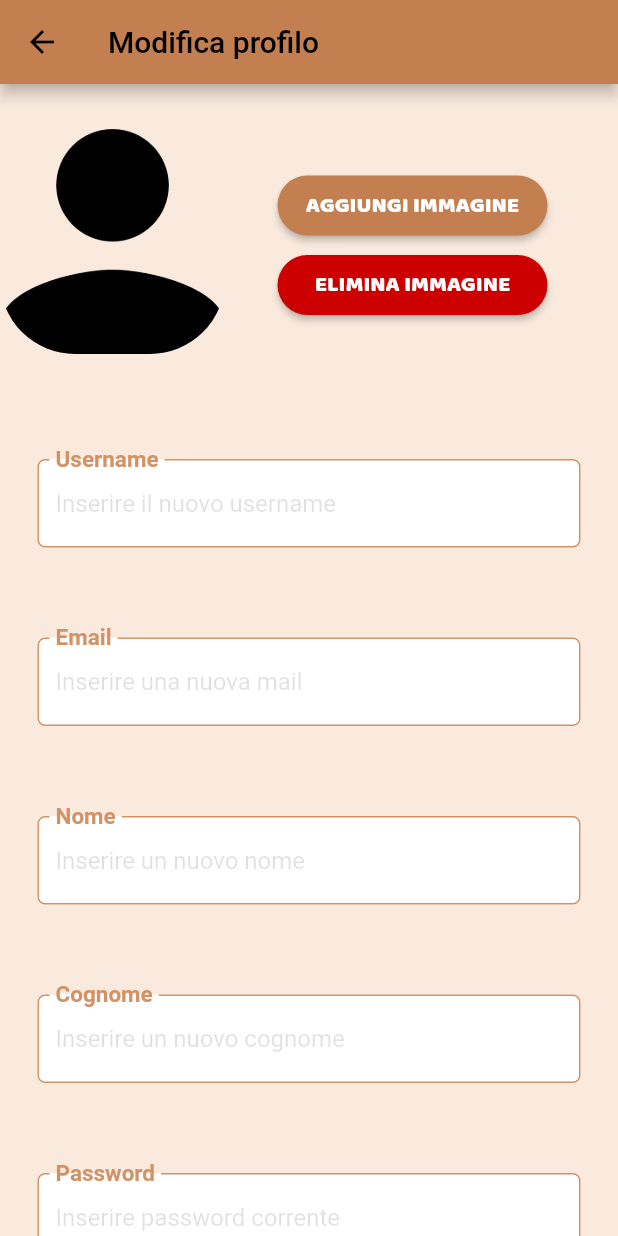
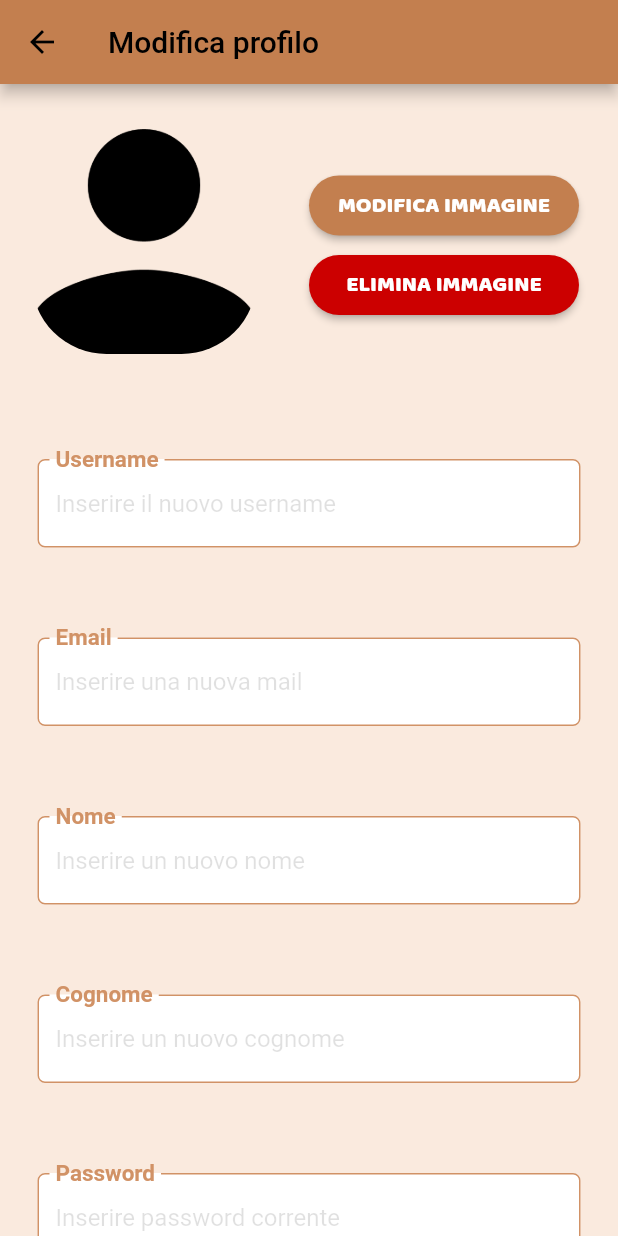
Before and after one commit to marcopmartino/houseoftasty_flutter, a Flutter app: the ProfileDetailsPage screen opened directly, after a tap on the "edit" icon, on a phone screen of 412 x 824 dp. Run offline on Flutter 3.47's test engine with Material 2 defaults, Android fonts, the light colour scheme and no system bars; our stand-ins replace cloud_firestore, firebase_auth, firebase_core, firebase_storage, image_picker; accounts and stored records are empty; project files that could hold a hidden picture were left out.

Commit message:
Modifica elementi grafici parte Profilo e Prodotti

```diff
--- a/lib/network/RecipeNetwork.dart
+++ b/lib/network/RecipeNetwork.dart
@@ -20,7 +20,7 @@ class RecipeNetwork {
         isEqualTo: FirebaseAuth.instance.currentUserId).get();
   }
 
-  static Stream<QuerySnapshot<Object?>> getCurrentUserRecipesPublish() {
+  static Stream<QuerySnapshot<Object?>> getCurrentUserPublishedRecipes() {
     return _recipesReference.where('idCreatore',
         isEqualTo: FirebaseAuth.instance.currentUserId).where('boolPubblicata', isEqualTo: true).snapshots();
   }
--- a/lib/view/page/ProfileDetailsPage.dart
+++ b/lib/view/page/ProfileDetailsPage.dart
@@ -1,8 +1,7 @@
 import 'package:cloud_firestore/cloud_firestore.dart';
 import 'package:flutter/material.dart';
 import 'package:houseoftasty/network/ProfileNetwork.dart';
-import 'package:houseoftasty/network/RecipeNetwork.dart';
-import 'package:houseoftasty/utility/Extensions.dart';
+import 'package:houseoftasty/utility/AppFontWeight.dart';
 import 'package:houseoftasty/utility/StreamBuilders.dart';
 import 'package:houseoftasty/view/page/ProfileEditPage.dart';
 import 'package:houseoftasty/view/widget/CustomEdgeInsets.dart';
@@ -13,7 +12,6 @@ import '../../utility/Navigation.dart';
 import '../../view/widget/CustomScaffold.dart';
 import '../widget/FloatingButtons.dart';
 import '../widget/TextWidgets.dart';
-import 'RecipeFormPage.dart';
 
 class ProfileDetailsPage extends StatefulWidget {
 
@@ -64,41 +62,41 @@ class _ProfileDetailsPage extends State<ProfileDetailsPage> {
                         // Sezione Username
                         Padding(
                             padding: CustomEdgeInsets.exceptBottom(16), // Spaziatura esterna
-                            child: TitleWidget('Username', fontSize: 18)
+                            child: SubtitleWidget('Username')
                         ),
                         Padding(
                             padding: CustomEdgeInsets.only(left:16, right:16), // Spaziatura esterna
-                            child: TextWidget(data['username'], fontSize: 14)
+                            child: TextWidget(data['username'], fontSize: 15, fontWeight: AppFontWeight.medium)
                         ),
 
                         // Sezione email
                         Padding(
                             padding: CustomEdgeInsets.exceptBottom(16), // Spaziatura esterna
-                            child: TitleWidget('Email', fontSize: 18)
+                            child: SubtitleWidget('Email')
                         ),
                         Padding(
                           padding: CustomEdgeInsets.only(left:16, right:16),  // Spaziatura esterna
-                          child: TextWidget(data['email'], fontSize: 14)
+                          child: TextWidget(data['email'], fontSize: 15, fontWeight: AppFontWeight.medium)
                         ),
 
                         // Sezione nome
                         Padding(
                             padding: CustomEdgeInsets.exceptBottom(16), // Spaziatura esterna
-                            child: TitleWidget('Nome', fontSize: 18)
+                            child: SubtitleWidget('Nome')
                         ),
                         Padding(
                           padding: CustomEdgeInsets.only(left:16, right:16),  // Spaziatura esterna
-                          child: TextWidget(data['nome'], fontSize: 14)
+                          child: TextWidget(data['nome'], fontSize: 15, fontWeight: AppFontWeight.medium)
                         ),
 
                         // Sezione cognome
                         Padding(
                             padding: CustomEdgeInsets.exceptBottom(16), // Spaziatura esterna
-                            child: TitleWidget('Cognome', fontSize: 18)
+                            child: SubtitleWidget('Cognome')
                         ),
                         Padding(
                             padding: CustomEdgeInsets.only(left:16, right:16, bottom:16),  // Spaziatura esterna
-                            child: TextWidget(data['cognome'], fontSize: 14)
+                            child: TextWidget(data['cognome'], fontSize: 15, fontWeight: AppFontWeight.medium)
                         ),
 
                         Container(
@@ -112,61 +110,61 @@ class _ProfileDetailsPage extends State<ProfileDetailsPage> {
                         // Sezione visualizzazioni profilo
                         Padding(
                             padding: CustomEdgeInsets.exceptBottom(16), // Spaziatura esterna
-                            child: TitleWidget('Visualizzazioni profilo', fontSize: 18)
+                            child: SubtitleWidget('Visualizzazioni profilo')
                         ),
                         Padding(
                             padding: CustomEdgeInsets.only(left:16, right:16), // Spaziatura esterna
-                            child: TextWidget('123', fontSize: 14)
+                            child: TextWidget('123', fontSize: 15, fontWeight: AppFontWeight.medium)
                         ),
 
                         // Sezione ricette pubblicate
                         Padding(
                             padding: CustomEdgeInsets.exceptBottom(16), // Spaziatura esterna
-                            child: TitleWidget('Ricette pubblicate', fontSize: 18)
+                            child: SubtitleWidget('Ricette pubblicate')
                         ),
                         Padding(
                             padding: CustomEdgeInsets.only(left:16, right:16),  // Spaziatura esterna
-                            child: TextWidget('123', fontSize: 14)
+                            child: TextWidget('123', fontSize: 15, fontWeight: AppFontWeight.medium)
                         ),
 
                         // Sezione totale visualizzazioni ricette
                         Padding(
                             padding: CustomEdgeInsets.exceptBottom(16), // Spaziatura esterna
-                            child: TitleWidget('Totale visualizzazioni ricette', fontSize: 18)
+                            child: SubtitleWidget('Totale visualizzazioni ricette')
                         ),
                         Padding(
                             padding: CustomEdgeInsets.only(left:16, right:16),  // Spaziatura esterna
-                            child: TextWidget('123', fontSize: 14)
+                            child: TextWidget('123', fontSize: 15, fontWeight: AppFontWeight.medium)
                         ),
 
                         // Sezione totale mi piace ricette
                         Padding(
                             padding: CustomEdgeInsets.exceptBottom(16), // Spaziatura esterna
-                            child: TitleWidget('Totale mi piace ricette', fontSize: 18)
+                            child: SubtitleWidget('Totale mi piace ricette')
                         ),
                         Padding(
                             padding: CustomEdgeInsets.only(left:16, right:16, bottom:16),  // Spaziatura esterna
-                            child: TextWidget('123', fontSize: 14)
+                            child: TextWidget('123', fontSize: 15, fontWeight: AppFontWeight.medium)
                         ),
 
                         // Sezione totale commenti ricette
                         Padding(
                             padding: CustomEdgeInsets.exceptBottom(16), // Spaziatura esterna
-                            child: TitleWidget('Totale commenti ricette', fontSize: 18)
+                            child: SubtitleWidget('Totale commenti ricette')
                         ),
                         Padding(
                             padding: CustomEdgeInsets.only(left:16, right:16),  // Spaziatura esterna
-                            child: TextWidget('123', fontSize: 14)
+                            child: TextWidget('123', fontSize: 15, fontWeight: AppFontWeight.medium)
                         ),
 
                         // Sezione totale download ricette
                         Padding(
                             padding: CustomEdgeInsets.exceptBottom(16), // Spaziatura esterna
-                            child: TitleWidget('Totale download ricette', fontSize: 18)
+                            child: SubtitleWidget('Totale download ricette')
                         ),
                         Padding(
                             padding: CustomEdgeInsets.only(left:16, right:16, bottom:16),  // Spaziatura esterna
-                            child: TextWidget('123', fontSize: 14)
+                            child: TextWidget('123', fontSize: 15, fontWeight: AppFontWeight.medium)
                         ),
                       ]
                   )
--- a/lib/view/page/ProfileEditPage.dart
+++ b/lib/view/page/ProfileEditPage.dart
@@ -17,6 +17,7 @@ import '../../utility/Navigation.dart';
 import '../../utility/OperationType.dart';
 import '../../utility/Validator.dart';
 
+import '../widget/CustomEdgeInsets.dart';
 import '../widget/CustomScaffold.dart';
 
 class ProfileEditPage extends StatefulWidget {
@@ -116,9 +117,10 @@ class _ProfileEditPage extends State<ProfileEditPage> {
                 Flexible(
                     fit: FlexFit.loose,
                     child: Row(
+                      mainAxisAlignment: MainAxisAlignment.center,
                       children: [
                         Container(
-                          margin: EdgeInsets.only(top: 30, bottom: 30),
+                          margin: CustomEdgeInsets.fromLTRB(10, 30, 0, 30),
                           width: 150,
                           height: 150,
                           child: ClipRRect(
@@ -128,8 +130,8 @@ class _ProfileEditPage extends State<ProfileEditPage> {
                         ),
                         Column(
                             children: [
-                              createButton(context),
-                              deleteButton(context),
+                              imageSelectionButton(context),
+                              imageRemovalButton(context),
                             ]
                         )
                       ],
@@ -168,9 +170,10 @@ class _ProfileEditPage extends State<ProfileEditPage> {
                       Flexible(
                         fit: FlexFit.loose,
                         child: Row(
+                          mainAxisAlignment: MainAxisAlignment.center,
                           children: [
                             Container(
-                              margin: EdgeInsets.only(top: 30, bottom: 30),
+                              margin: CustomEdgeInsets.fromLTRB(10, 30, 0, 30),
                               width: 150,
                               height: 150,
                               child: ClipRRect(
@@ -180,8 +183,8 @@ class _ProfileEditPage extends State<ProfileEditPage> {
                             ),
                             Column(
                               children: [
-                                createButton(context),
-                                deleteButton(context),
+                                imageSelectionButton(context),
+                                imageRemovalButton(context),
                               ]
                             )
                           ],
@@ -280,6 +283,10 @@ class _ProfileEditPage extends State<ProfileEditPage> {
 
   // Button per salvare le modifiche al profilo
   Widget editButton(BuildContext context) {
+    void navigateBack() {
+      Navigation.back(context);
+    }
+
     return Padding(
         padding: EdgeInsets.only(left: 25, right: 25, top: 25, bottom: 25),
         child: CustomButtons.submit('Salva Modifiche', onPressed: () async {
@@ -308,7 +315,7 @@ class _ProfileEditPage extends State<ProfileEditPage> {
                 await StorageNetwork.uploadProfileImage(file: _imageFile!, filename: _oldData.id);
               } else if (_lastOperation == OperationType.REMOVED && _boolImmagine) {
                 await StorageNetwork.deleteProfileImage(filename: _oldData.id);
-                Navigation.back(context);
+                navigateBack();
               }
             }on FirebaseAuthException catch (e){
               _showAlertDialog(e);
@@ -323,7 +330,7 @@ class _ProfileEditPage extends State<ProfileEditPage> {
   }
 
   // Button per eliminare la foto profilo
-  Widget deleteButton(BuildContext context) {
+  Widget imageRemovalButton(BuildContext context) {
     return Padding(
         padding: EdgeInsets.only(top:5, left:35, right: 15),
         child: CustomButtons.deleteSmall(
@@ -338,11 +345,11 @@ class _ProfileEditPage extends State<ProfileEditPage> {
   }
 
   // Button per aggiungere una foto profilo
-  Widget createButton(BuildContext context) {
+  Widget imageSelectionButton(BuildContext context) {
     return Padding(
         padding: EdgeInsets.only(top:5, left: 35, right: 15),
         child: CustomButtons.submitSmall(
-          'Aggiungi immagine',
+          'Modifica immagine',
           onPressed: () {
             ImageLoader.device(
               context,
--- a/lib/view/widget/TextWidgets.dart
+++ b/lib/view/widget/TextWidgets.dart
@@ -1,5 +1,6 @@
 import 'package:flutter/material.dart';
 import 'package:flutter/services.dart';
+import 'package:houseoftasty/utility/AppFontWeight.dart';
 
 import '../../utility/AppColors.dart';
 import 'CustomDecoration.dart';
@@ -20,6 +21,29 @@ class TitleWidget extends StatelessWidget {
       style: TextStyle(
         fontSize: fontSize,
         fontFamily: 'BalooBhai',
+        color: textColor,
+      ),
+    );
+  }
+}
+
+class SubtitleWidget extends StatelessWidget {
+  final String text;
+  final double fontSize;
+  final Color textColor;
+  final FontWeight? fontWeight;
+
+  const SubtitleWidget(this.text, {this.fontSize = 16, this.textColor = AppColors.caramelBrown, this.fontWeight = AppFontWeight.semiBold});
+
+  @override
+  Widget build(BuildContext context) {
+    return Text(
+      text,
+      textAlign: TextAlign.start,
+      style: TextStyle(
+        fontSize: fontSize,
+        fontFamily: 'BalooBhai2',
+        fontWeight: fontWeight,
         color: textColor,
       ),
     );
```
Also changed, not shown: lib/view/item/ProductItem.dart (+23 -9 lines), lib/view/page/ProfilePage.dart (+7 -7 lines).
